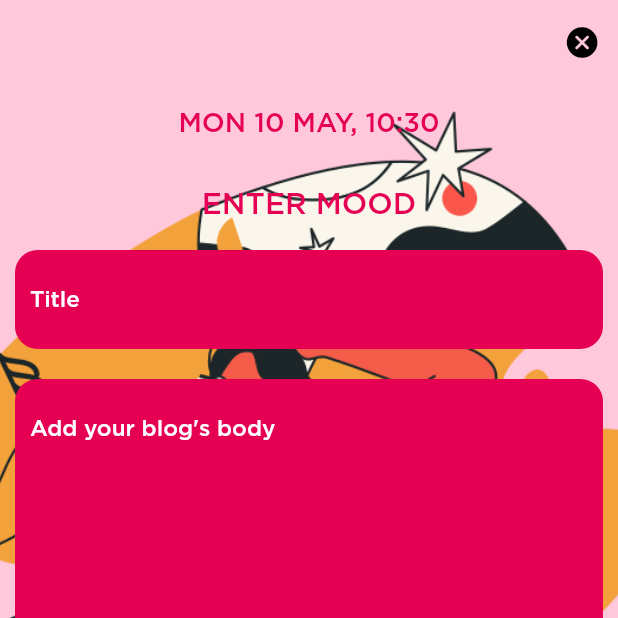
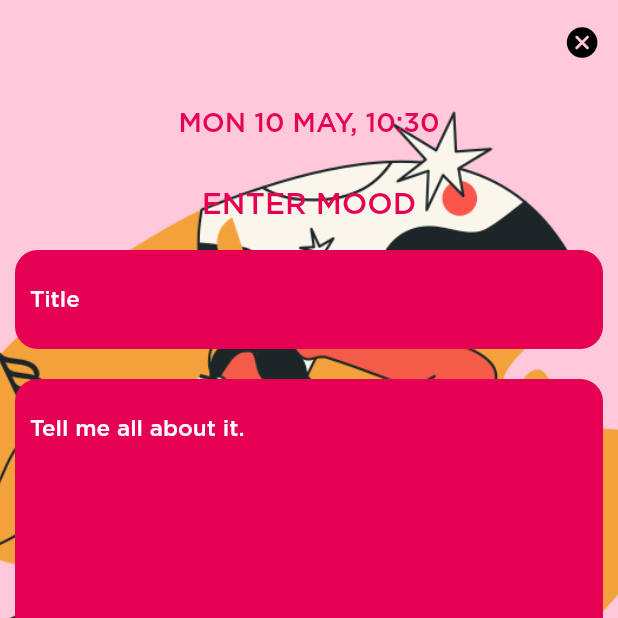
Before and after one commit to ameysunu/F8-Refresh, a Flutter app: the Blog screen opened directly, on a phone screen of 412 x 824 dp, the top half of it. Run offline on Flutter 3.47's test engine with Material 2 defaults, Android fonts, the phone set to English and light mode, and no system bars; our stand-ins replace charts_flutter, cloud_firestore, firebase_core, flutter_slidable, google_fonts, hexcolor and 1 more; missing offline and left inert: flutter_facebook_login; accounts and stored records are empty; network calls fail.

Commit message:
pods fresh install

```diff
--- a/lib/pages/blog.dart
+++ b/lib/pages/blog.dart
@@ -140,7 +140,7 @@
                         ),
                         labelStyle: TextStyle(
                             fontFamily: 'Gotham', color: Colors.white),
-                        hintText: 'Add your blog\'s body',
+                        hintText: 'Tell me all about it.',
                       ),
                     ),
                   ),
--- a/lib/pages/user.dart
+++ b/lib/pages/user.dart
@@ -214,7 +214,7 @@
                   borderRadius: BorderRadius.circular(10)),
               child: Container(
                 width: MediaQuery.of(context).size.height * .90,
-                height: MediaQuery.of(context).size.height * 0.2,
+                height: MediaQuery.of(context).size.height * 0.22,
                 child: Column(
                   children: [
                     Padding(
```
Also changed, not shown: 31 other files.
